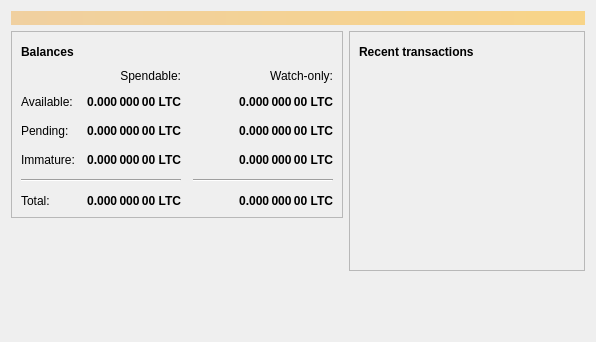
This is src/qt/forms/overviewpage.ui in riancoin/yancoin as Qt 5 draws it before an edit. The edited form follows.
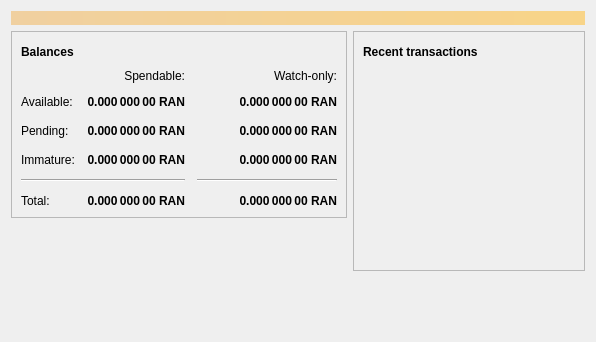
This is the edited form. Icons and pictures are not drawn.

What changed in the file:
```diff
--- a/src/qt/forms/overviewpage.ui
+++ b/src/qt/forms/overviewpage.ui
@@ -129,7 +129,7 @@
                <string>Unconfirmed transactions to watch-only addresses</string>
               </property>
               <property name="text">
-               <string notr="true">0.000 000 00 LTC</string>
+               <string notr="true">0.000 000 00 RAN</string>
               </property>
               <property name="alignment">
                <set>Qt::AlignRight|Qt::AlignTrailing|Qt::AlignVCenter</set>
@@ -154,7 +154,7 @@
                <string>Total of transactions that have yet to be confirmed, and do not yet count toward the spendable balance</string>
               </property>
               <property name="text">
-               <string notr="true">0.000 000 00 LTC</string>
+               <string notr="true">0.000 000 00 RAN</string>
               </property>
               <property name="alignment">
                <set>Qt::AlignRight|Qt::AlignTrailing|Qt::AlignVCenter</set>
@@ -179,7 +179,7 @@
                <string>Mined balance in watch-only addresses that has not yet matured</string>
               </property>
               <property name="text">
-               <string notr="true">0.000 000 00 LTC</string>
+               <string notr="true">0.000 000 00 RAN</string>
               </property>
               <property name="alignment">
                <set>Qt::AlignRight|Qt::AlignTrailing|Qt::AlignVCenter</set>
@@ -237,7 +237,7 @@
                <string>Mined balance that has not yet matured</string>
               </property>
               <property name="text">
-               <string notr="true">0.000 000 00 LTC</string>
+               <string notr="true">0.000 000 00 RAN</string>
               </property>
               <property name="alignment">
                <set>Qt::AlignRight|Qt::AlignTrailing|Qt::AlignVCenter</set>
@@ -282,7 +282,7 @@
                <string>Your current total balance</string>
               </property>
               <property name="text">
-               <string notr="true">0.000 000 00 LTC</string>
+               <string notr="true">0.000 000 00 RAN</string>
               </property>
               <property name="alignment">
                <set>Qt::AlignRight|Qt::AlignTrailing|Qt::AlignVCenter</set>
@@ -307,7 +307,7 @@
                <string>Current total balance in watch-only addresses</string>
               </property>
               <property name="text">
-               <string notr="true">0.000 000 00 LTC</string>
+               <string notr="true">0.000 000 00 RAN</string>
               </property>
               <property name="alignment">
                <set>Qt::AlignRight|Qt::AlignTrailing|Qt::AlignVCenter</set>
@@ -349,7 +349,7 @@
                <string>Your current spendable balance</string>
               </property>
               <property name="text">
-               <string notr="true">0.000 000 00 LTC</string>
+               <string notr="true">0.000 000 00 RAN</string>
               </property>
               <property name="alignment">
                <set>Qt::AlignRight|Qt::AlignTrailing|Qt::AlignVCenter</set>
@@ -374,7 +374,7 @@
                <string>Your current balance in watch-only addresses</string>
               </property>
               <property name="text">
-               <string notr="true">0.000 000 00 LTC</string>
+               <string notr="true">0.000 000 00 RAN</string>
               </property>
               <property name="alignment">
                <set>Qt::AlignRight|Qt::AlignTrailing|Qt::AlignVCenter</set>
```
